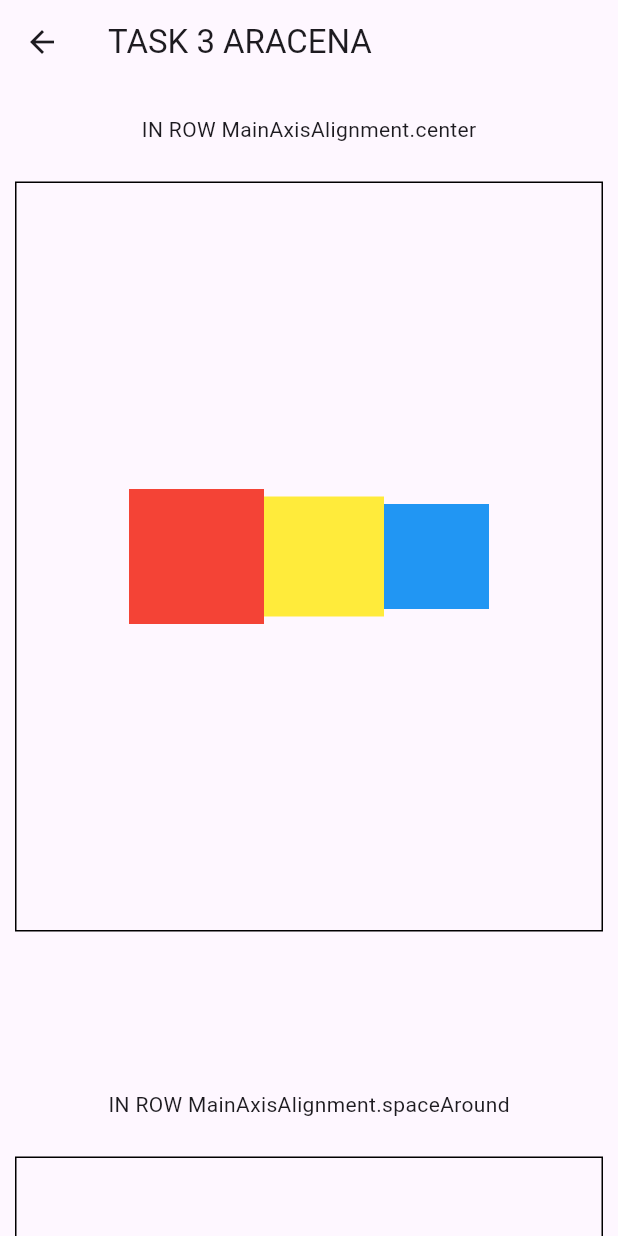
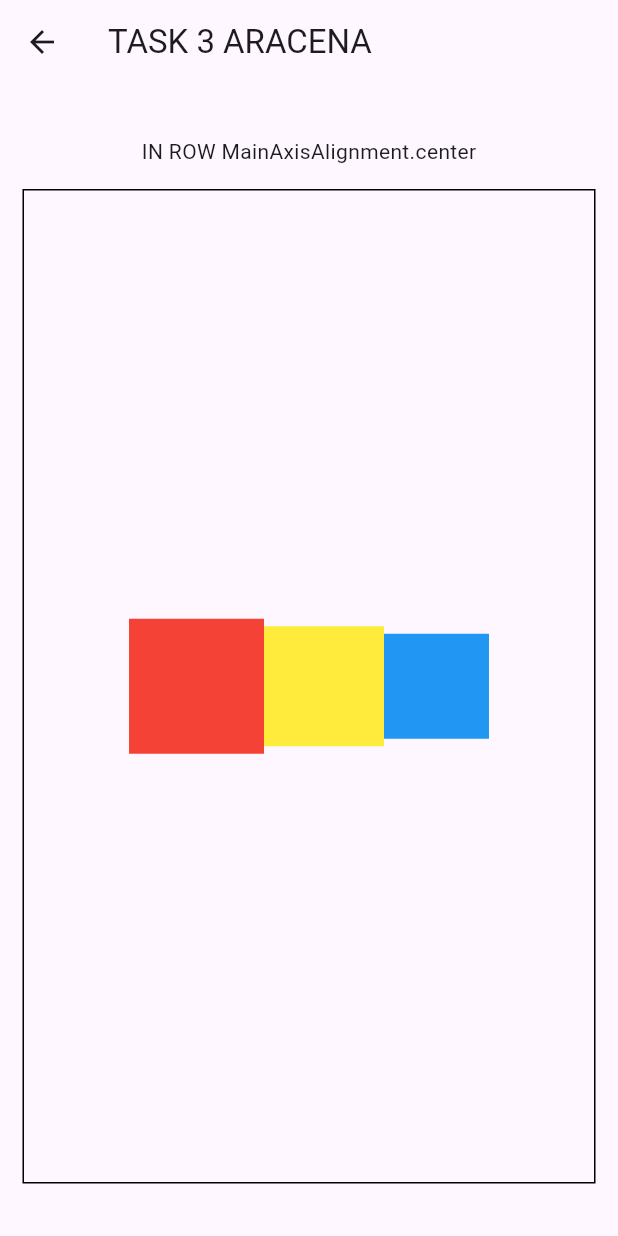
Before and after one commit to Aracena18/CCE-106-Activities, a Flutter app: the Activity02Page screen opened directly, on a phone screen of 412 x 824 dp. Run offline on Flutter 3.47's test engine with Material 3 defaults, Android fonts, the phone set to English and light mode, and no system bars.

Commit message:
Fix Task 3 one-example-per-scroll layout

```diff
--- a/lib/activities/activity_02_alignment/activity_02_page.dart
+++ b/lib/activities/activity_02_alignment/activity_02_page.dart
@@ -4,22 +4,23 @@ class Activity02Page extends StatelessWidget {
   const Activity02Page({super.key});
 
   Widget buildExample(String title, Widget example) {
-    return SizedBox(
-      height: 650,
+    return Padding(
+      padding: const EdgeInsets.all(15),
       child: Column(
         children: [
           const SizedBox(height: 20),
           Text(title),
           const SizedBox(height: 15),
-          Container(
-            height: 500,
+          Expanded(
+            child: Container(
               width: double.infinity,
-            margin: const EdgeInsets.all(10),
               decoration: BoxDecoration(
                 border: Border.all(color: Colors.black),
               ),
               child: example,
             ),
+          ),
+          const SizedBox(height: 20),
         ],
       ),
     );
@@ -47,8 +48,8 @@ class Activity02Page extends StatelessWidget {
       appBar: AppBar(
         title: const Text('TASK 3 ARACENA'),
       ),
-      body: SingleChildScrollView(
-        child: Column(
+      body: PageView(
+        scrollDirection: Axis.vertical,
         children: [
           buildExample(
             'IN ROW MainAxisAlignment.center',
@@ -212,11 +213,18 @@ class Activity02Page extends StatelessWidget {
           ),
           buildExample(
             'IN COLUMN CrossAxisAlignment.baseline',
-              const Center(
-                child: Text(
+            Column(
+              mainAxisAlignment: MainAxisAlignment.center,
+              children: [
+                Container(width: 90, height: 90, color: Colors.red),
+                Container(width: 80, height: 80, color: Colors.yellow),
+                Container(width: 70, height: 70, color: Colors.blue),
+                const SizedBox(height: 20),
+                const Text(
                   'CrossAxisAlignment.baseline is not supported in Column',
                   textAlign: TextAlign.center,
                 ),
+              ],
             ),
           ),
           buildExample(
@@ -239,7 +247,6 @@ class Activity02Page extends StatelessWidget {
           ),
         ],
       ),
-      ),
     );
   }
 }
```
Lines whose indentation alone changed are shown as unchanged.
